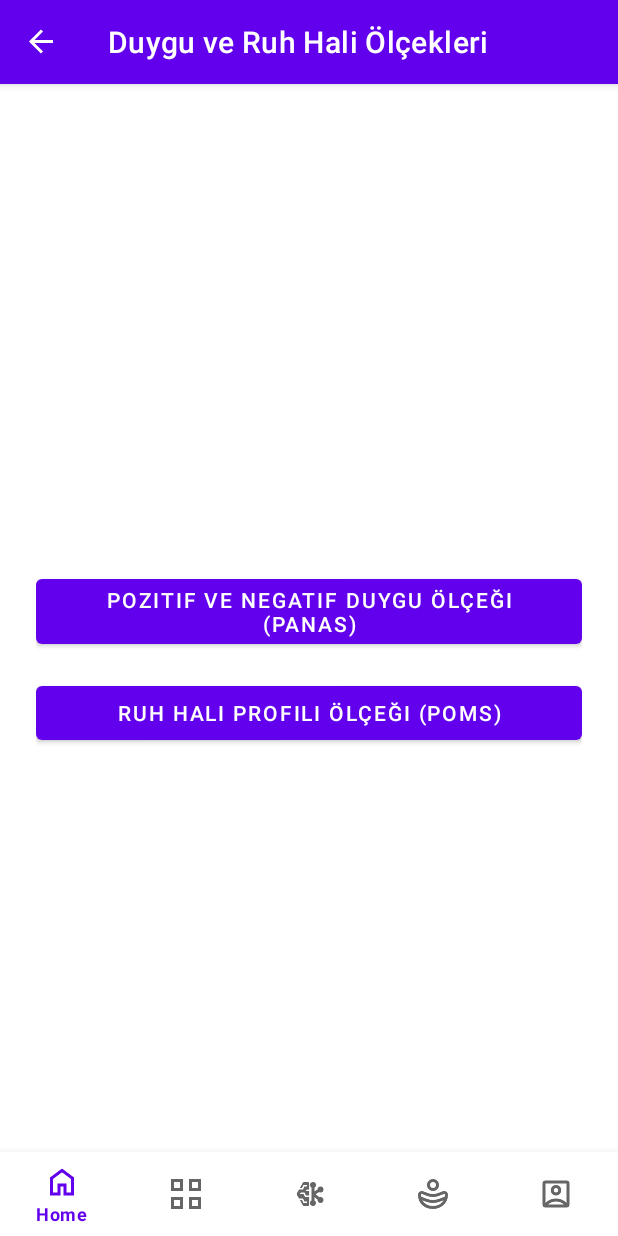
After one commit to mahinurbulanikoglu/Emotimate, an Android app: the DuyguRuhHaliFragment screen opened through its navigation route, on a phone screen of 412 x 824 dp. The commit adds this screen. Run offline under Robolectric (Android 15) with nearby library versions, the phone set to English and light mode, and no system bars; our stand-ins replace navigation-ui.

Commit message:
Duygu ve ruh hali ölçümü için; Panas ve Poms testleri eklendi.

```diff
--- /dev/null
+++ b/app/src/main/java/com/mahinurbulanikoglu/emotimate/model/PanasQuestion.kt
@@ -0,0 +1,6 @@
+package com.mahinurbulanikoglu.emotimate.ui.Testler
+
+data class PanasQuestion(
+    val questionText: String,
+    var selectedScore: Int = 0
+)
--- /dev/null
+++ b/app/src/main/java/com/mahinurbulanikoglu/emotimate/model/PomsQuestion.kt
@@ -0,0 +1,6 @@
+package com.mahinurbulanikoglu.emotimate.ui.testler
+
+data class PomsQuestion(
+    val questionText: String,
+    var selectedScore: Int = 0
+)
--- /dev/null
+++ b/app/src/main/java/com/mahinurbulanikoglu/emotimate/ui/Testler/DuyguRuhHaliFragment.kt
@@ -0,0 +1,29 @@
+package com.mahinurbulanikoglu.emotimate.ui.Testler
+import android.os.Bundle
+import android.view.LayoutInflater
+import android.view.View
+import android.view.ViewGroup
+import android.widget.Button
+import androidx.fragment.app.Fragment
+import androidx.navigation.fragment.findNavController
+import com.mahinurbulanikoglu.emotimate.R
+
+class DuyguRuhHaliFragment : Fragment() {
+    override fun onCreateView(
+        inflater: LayoutInflater, container: ViewGroup?,
+        savedInstanceState: Bundle?
+    ): View? {
+        return inflater.inflate(R.layout.fragment_duygu_ruh_hali, container, false)
+    }
+
+    override fun onViewCreated(view: View, savedInstanceState: Bundle?) {
+        super.onViewCreated(view, savedInstanceState)
+
+        view.findViewById<Button>(R.id.btnPanas).setOnClickListener {
+            findNavController().navigate(R.id.action_duyguRuhHaliFragment_to_panasFragment)
+        }
+        view.findViewById<Button>(R.id.btnPoms).setOnClickListener {
+            findNavController().navigate(R.id.action_duyguRuhHaliFragment_to_pomsFragment)
+        }
+    }
+}
--- a/app/src/main/java/com/mahinurbulanikoglu/emotimate/ui/Testler/TestlerFragment.kt
+++ b/app/src/main/java/com/mahinurbulanikoglu/emotimate/ui/Testler/TestlerFragment.kt
@@ -29,5 +29,8 @@
         view.findViewById<Button>(R.id.btnDepresyonAnksiyete).setOnClickListener {
             findNavController().navigate(R.id.action_navigation_testler_to_depresyonAnksiyeteFragment)
         }
+        view.findViewById<Button>(R.id.btnDuyguRuhHali).setOnClickListener {
+            findNavController().navigate(R.id.action_navigation_testler_to_duyguRuhHaliFragment)
+        }
     }
 }
--- /dev/null
+++ b/app/src/main/res/layout/fragment_duygu_ruh_hali.xml
@@ -0,0 +1,27 @@
+<?xml version="1.0" encoding="utf-8"?>
+<androidx.constraintlayout.widget.ConstraintLayout xmlns:android="http://schemas.android.com/apk/res/android"
+    android:layout_width="match_parent"
+    android:layout_height="match_parent">
+    <LinearLayout
+        xmlns:android="http://schemas.android.com/apk/res/android"
+        android:layout_width="match_parent"
+        android:layout_height="match_parent"
+        android:orientation="vertical"
+        android:gravity="center"
+        android:padding="24dp">
+
+        <Button
+            android:id="@+id/btnPanas"
+            android:layout_width="match_parent"
+            android:layout_height="wrap_content"
+            android:text="Pozitif ve Negatif Duygu Ölçeği (PANAS)"
+            android:layout_marginBottom="16dp"/>
+
+        <Button
+            android:id="@+id/btnPoms"
+            android:layout_width="match_parent"
+            android:layout_height="wrap_content"
+            android:text="Ruh Hali Profili Ölçeği (POMS)"/>
+    </LinearLayout>
+
+</androidx.constraintlayout.widget.ConstraintLayout>
--- a/app/src/main/res/navigation/mobile_navigation.xml
+++ b/app/src/main/res/navigation/mobile_navigation.xml
@@ -40,6 +40,9 @@
         <action
             android:id="@+id/action_navigation_testler_to_depresyonAnksiyeteFragment"
             app:destination="@id/depresyonAnksiyeteFragment" />
+        <action
+            android:id="@+id/action_navigation_testler_to_duyguRuhHaliFragment"
+            app:destination="@id/duyguRuhHaliFragment" />
     </fragment>
 
     <!-- Şema Fragment -->
@@ -96,6 +99,19 @@
             android:id="@+id/action_depresyonAnksiyeteFragment_to_beckAnksiyeteOlcegiFragment"
             app:destination="@id/beckAnksiyeteOlcegiFragment" />
         <!-- Diğer testler için actionlar buraya eklenebilir -->
+    </fragment>
+
+    <fragment
+        android:id="@+id/duyguRuhHaliFragment"
+        android:name="com.mahinurbulanikoglu.emotimate.ui.Testler.DuyguRuhHaliFragment"
+        android:label="Duygu ve Ruh Hali Ölçekleri"
+        tools:layout="@layout/fragment_duygu_ruh_hali">
+        <action
+            android:id="@+id/action_duyguRuhHaliFragment_to_panasFragment"
+            app:destination="@id/panasFragment" />
+        <action
+            android:id="@+id/action_duyguRuhHaliFragment_to_pomsFragment"
+            app:destination="@id/pomsFragment" />
     </fragment>
 
     <!-- Şema Test Fragmentleri -->
@@ -175,5 +191,16 @@
         android:name="com.mahinurbulanikoglu.emotimate.ui.Testler.BeckAnksiyeteOlcegiFragment"
         android:label="Beck Anksiyete Ölçeği"
         tools:layout="@layout/fragment_beck_anksiyete_olcegi" />
+    <fragment
+        android:id="@+id/panasFragment"
+        android:name="com.mahinurbulanikoglu.emotimate.ui.Testler.PanasFragment"
+        android:label="Pozitif ve Negatif Duygu Ölçeği (PANAS)"
+        tools:layout="@layout/fragment_panas" />
+
+    <fragment
+        android:id="@+id/pomsFragment"
+        android:name="com.mahinurbulanikoglu.emotimate.ui.testler.PomsFragment"
+        android:label="Ruh Hali Profili Ölçeği (POMS)"
+        tools:layout="@layout/fragment_poms" />
 
 </navigation>
```
Also changed, not shown: app/src/main/java/com/mahinurbulanikoglu/emotimate/model/PanasAdapter.kt (added, +52 -0 lines), app/src/main/java/com/mahinurbulanikoglu/emotimate/model/PomsAdapter.kt (added, +52 -0 lines), app/src/main/java/com/mahinurbulanikoglu/emotimate/ui/Testler/PanasFragment.kt (added, +65 -0 lines), app/src/main/java/com/mahinurbulanikoglu/emotimate/ui/Testler/PomsFragment.kt (added, +108 -0 lines), app/src/main/res/layout/fragment_panas.xml (added, +31 -0 lines), app/src/main/res/layout/fragment_poms.xml (added, +30 -0 lines), app/src/main/res/layout/fragment_testler.xml (+10 -0 lines), app/src/main/res/layout/item_panas_question.xml (added, +49 -0 lines), app/src/main/res/layout/item_poms_question.xml (added, +49 -0 lines).
